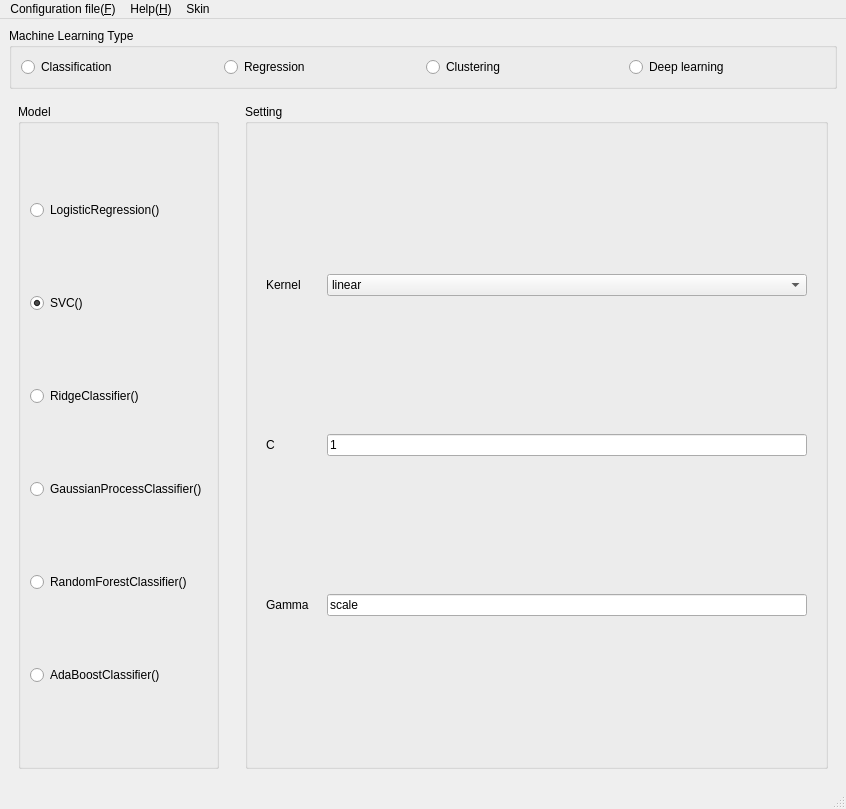
easylearn-fmri/easylearn_dev, file GUI/easylearn_machine_learning_gui.ui: the form before one commit.
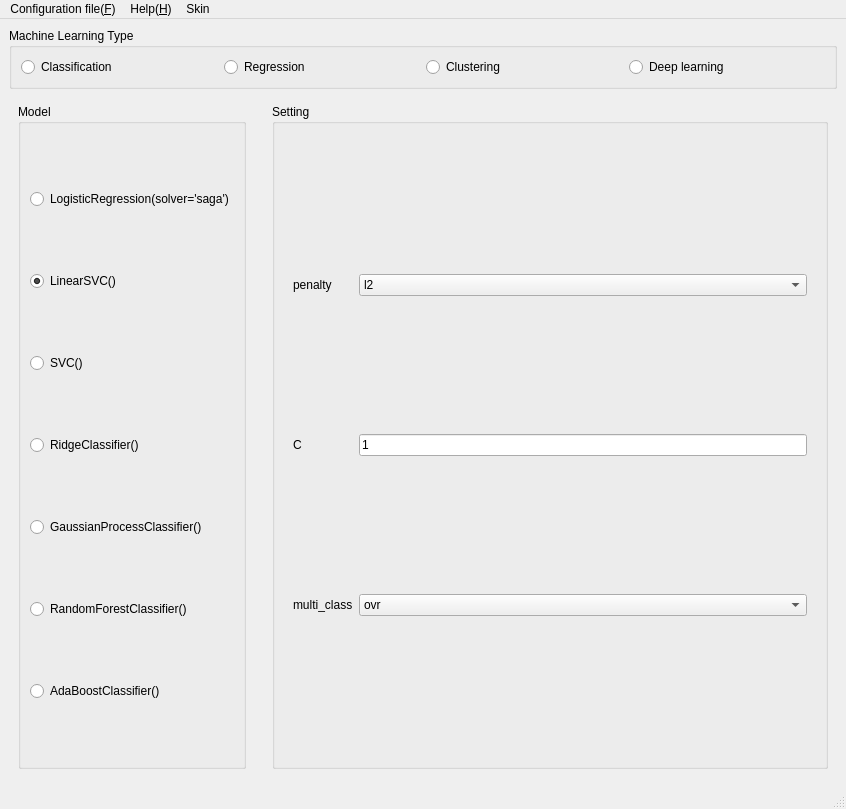
The form after the commit. The open tabs and pages were chosen to show the change.

Commit message: test and update base and _base_classification

Diff of the .ui file:
```diff
--- a/GUI/easylearn_machine_learning_gui.ui
+++ b/GUI/easylearn_machine_learning_gui.ui
@@ -72,54 +72,64 @@
            <string>Model</string>
           </property>
           <layout class="QGridLayout" name="gridLayout_5">
-           <item row="3" column="0">
+           <item row="4" column="0">
             <widget class="QRadioButton" name="radioButton_classification_gaussianprocess">
              <property name="text">
               <string>GaussianProcessClassifier()</string>
              </property>
             </widget>
            </item>
-           <item row="5" column="0">
+           <item row="6" column="0">
             <widget class="QRadioButton" name="radioButton_classification_randomforest">
              <property name="text">
               <string>RandomForestClassifier()</string>
              </property>
             </widget>
            </item>
-           <item row="1" column="0">
+           <item row="2" column="0">
             <widget class="QRadioButton" name="radioButton_classification_svm">
              <property name="text">
               <string>SVC()</string>
              </property>
              <property name="checked">
-              <bool>true</bool>
+              <bool>false</bool>
              </property>
             </widget>
            </item>
            <item row="0" column="0">
             <widget class="QRadioButton" name="radioButton_classification_lr">
              <property name="text">
-              <string>LogisticRegression()</string>
+              <string>LogisticRegression(solver='saga')</string>
              </property>
              <property name="checked">
               <bool>false</bool>
              </property>
             </widget>
            </item>
-           <item row="8" column="0">
+           <item row="9" column="0">
             <widget class="QRadioButton" name="radioButton_classification_adaboost">
              <property name="text">
               <string>AdaBoostClassifier()</string>
              </property>
             </widget>
            </item>
-           <item row="2" column="0">
+           <item row="3" column="0">
             <widget class="QRadioButton" name="radioButton_classification_ridge">
              <property name="text">
               <string>RidgeClassifier()</string>
              </property>
             </widget>
            </item>
+           <item row="1" column="0">
+            <widget class="QRadioButton" name="radioButton_classification_linearsvc">
+             <property name="text">
+              <string>LinearSVC()</string>
+             </property>
+             <property name="checked">
+              <bool>true</bool>
+             </property>
+            </widget>
+           </item>
           </layout>
          </widget>
         </item>
@@ -211,7 +221,67 @@
                </item>
               </layout>
              </widget>
-             <widget class="QWidget" name="to_svm">
+             <widget class="QWidget" name="to_linearSVC">
+              <layout class="QGridLayout" name="gridLayout_30">
+               <item row="0" column="0">
+                <widget class="QLabel" name="label_clf_svm_kernel_2">
+                 <property name="text">
+                  <string>penalty</string>
+                 </property>
+                </widget>
+               </item>
+               <item row="0" column="1">
+                <widget class="QComboBox" name="comboBox_clf_linearsvc_penalty">
+                 <item>
+                  <property name="text">
+                   <string>l2</string>
+                  </property>
+                 </item>
+                 <item>
+                  <property name="text">
+                   <string>l1</string>
+                  </property>
+                 </item>
+                </widget>
+               </item>
+               <item row="1" column="0">
+                <widget class="QLabel" name="label_C_2">
+                 <property name="text">
+                  <string>C</string>
+                 </property>
+                </widget>
+               </item>
+               <item row="1" column="1">
+                <widget class="QLineEdit" name="lineEdit_clf_linearsvc_c">
+                 <property name="text">
+                  <string>1</string>
+                 </property>
+                </widget>
+               </item>
+               <item row="2" column="1">
+                <widget class="QComboBox" name="comboBox_clf_linearsvc_multiclass">
+                 <item>
+                  <property name="text">
+                   <string>ovr</string>
+                  </property>
+                 </item>
+                 <item>
+                  <property name="text">
+                   <string>crammer_singer</string>
+                  </property>
+                 </item>
+                </widget>
+               </item>
+               <item row="2" column="0">
+                <widget class="QLabel" name="label_36">
+                 <property name="text">
+                  <string>multi_class</string>
+                 </property>
+                </widget>
+               </item>
+              </layout>
+             </widget>
+             <widget class="QWidget" name="to_svc">
               <layout class="QGridLayout" name="gridLayout_10">
                <item row="3" column="0">
                 <widget class="QLabel" name="label_gamma">
```
Left out of the diff: 2 changed lines with no effect on the pictures. The commit also changes 7 other files.
